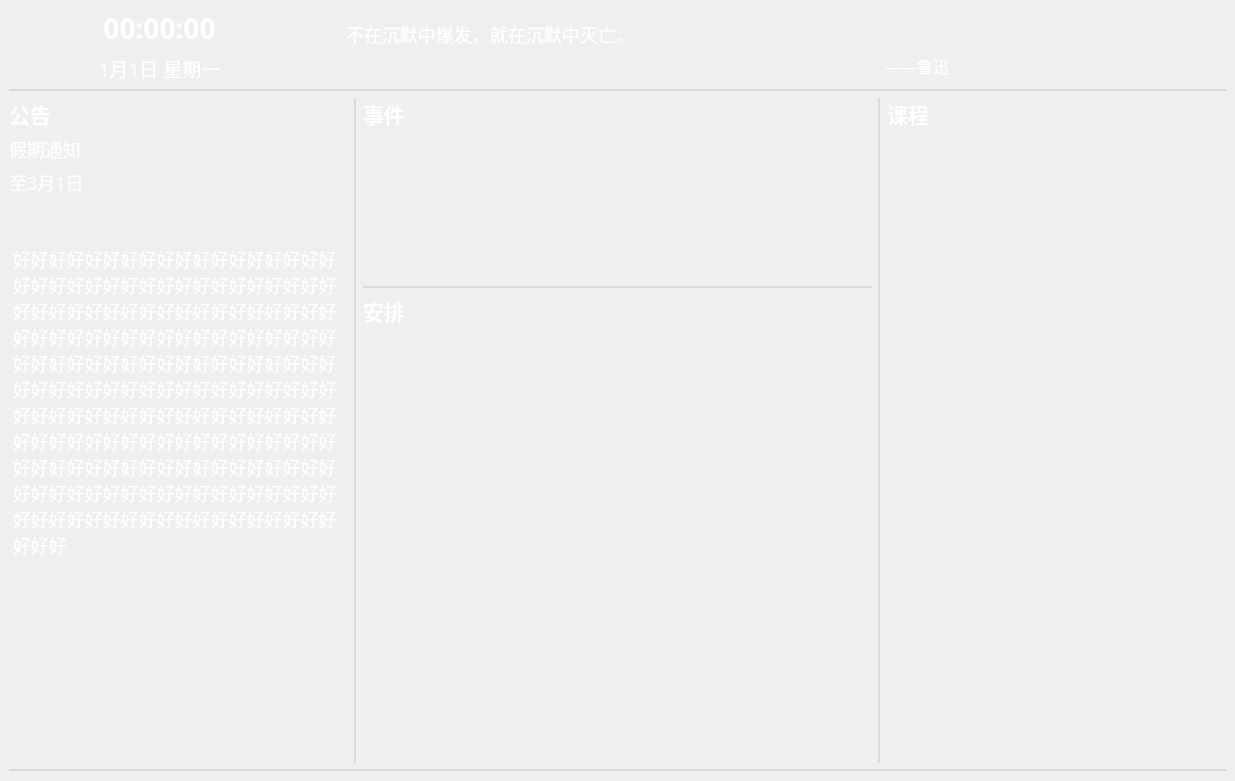
Above: display/displaywindow.ui from bili9blood/class-system before the change. Below: the same form after it.
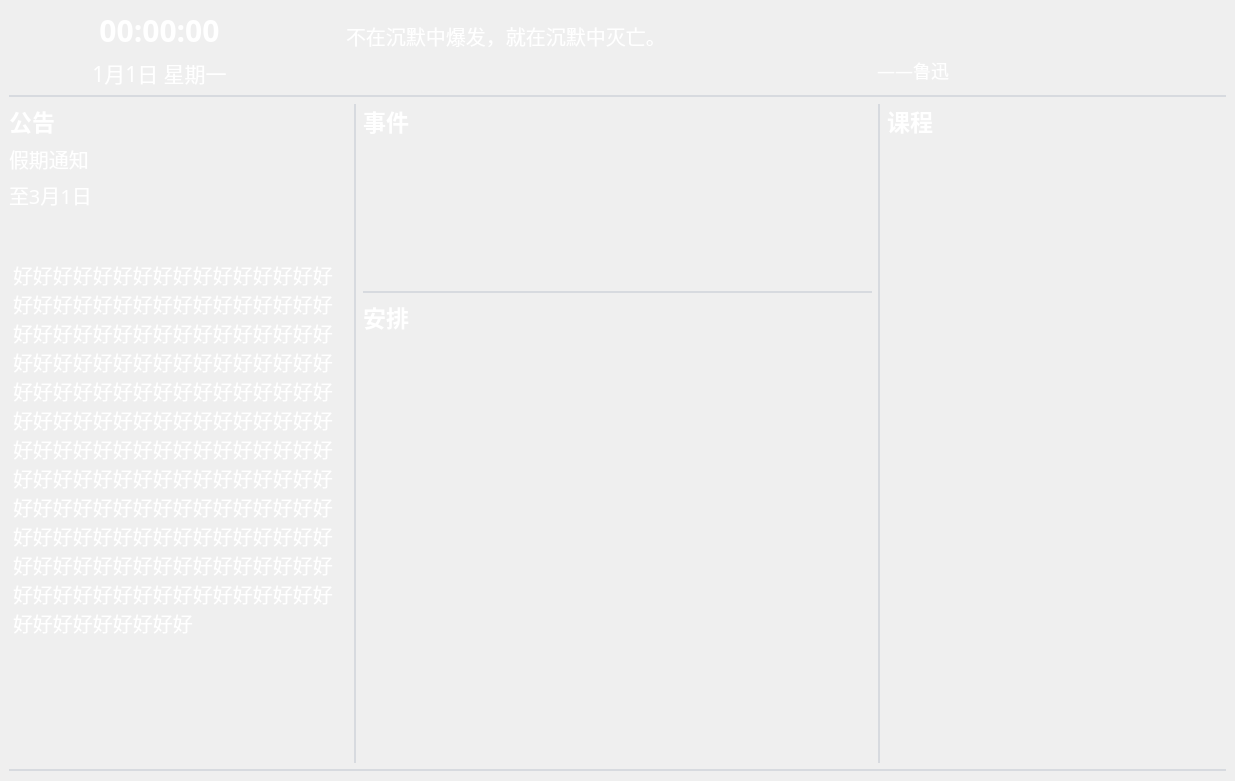
That is the form after the change. Custom widgets are drawn as their Qt base class.

Commit message: feat: change font size

The edit to the form file:
```diff
--- a/display/displaywindow.ui
+++ b/display/displaywindow.ui
@@ -26,7 +26,7 @@
       <item row="0" column="0">
        <widget class="QLabel" name="time_label">
         <property name="styleSheet">
-         <string notr="true">font-size: 28px;
+         <string notr="true">font-size: 30px;
 font-weight: bold;
 font-family: Fira Mono;
 </string>
@@ -45,7 +45,7 @@
       <item row="0" column="1">
        <widget class="QLabel" name="sentence_text_label">
         <property name="styleSheet">
-         <string notr="true">font-size: 18px;
+         <string notr="true">font-size: 20px;
 font-family: Microsoft Yahei;
 </string>
         </property>
@@ -63,7 +63,7 @@
       <item row="1" column="1">
        <widget class="QLabel" name="sentence_author_label">
         <property name="styleSheet">
-         <string notr="true">font-size: 16px;
+         <string notr="true">font-size: 18px;
 font-family: Microsoft Yahei;
 </string>
         </property>
@@ -81,7 +81,7 @@
       <item row="1" column="0">
        <widget class="QLabel" name="date_weekday_label">
         <property name="styleSheet">
-         <string notr="true">font-size: 19px;
+         <string notr="true">font-size: 21px;
 font-family: Microsoft Yahei;
 </string>
         </property>
@@ -147,10 +147,10 @@
         <property name="styleSheet">
          <string notr="true">QLabel {
   font-family: Microsoft Yahei;
-  font-size: 18px;
+  font-size: 20px;
 }
 QLabel.title {
-  font-size: 19px;
+  font-size: 21px;
   font-weight: bold;
 }
 </string>
@@ -176,7 +176,7 @@
         <item>
          <widget class="QLabel" name="notices_data_title_label">
           <property name="styleSheet">
-           <string notr="true">font-size: 18px;
+           <string notr="true">font-size: 20px;
 font-family: Microsoft YaHei;
 </string>
           </property>
@@ -191,7 +191,7 @@
         <item>
          <widget class="QLabel" name="notices_date_label">
           <property name="styleSheet">
-           <string notr="true">font-size: 18px;
+           <string notr="true">font-size: 20px;
 font-family: Microsoft YaHei;
 font-weight: 300;</string>
           </property>
@@ -216,7 +216,7 @@
         <item>
          <widget class="QTextBrowser" name="notices_text_browser">
           <property name="styleSheet">
-           <string notr="true">font-size: 18px;
+           <string notr="true">font-size: 20px;
 font-family: Microsoft YaHei;
 
 background: transparent;</string>
@@ -254,17 +254,17 @@
        <widget class="QWidget" name="lessons_widget" native="true">
         <property name="styleSheet">
          <string notr="true">QLabel {
-  font-size: 17px;
+  font-size: 19px;
   font-family: Fira Mono,Microsoft YaHei;
 }
 QLabel.current {
   color: #ee8545;
   font-weight: bold;
-  font-size: 18px;
+  font-size: 20px;
 }
 QLabel.past{
   color: #AAA;
-  font-size: 17px;
+  font-size: 19px;
 }</string>
         </property>
         <layout class="QVBoxLayout" name="lessons_layout">
@@ -286,7 +286,7 @@
       <item row="0" column="2">
        <widget class="QLabel" name="events_title_label">
         <property name="styleSheet">
-         <string notr="true">font-size: 21px;
+         <string notr="true">font-size: 23px;
 font-family: 江西拙楷;
 font-weight: bold;
 </string>
@@ -302,7 +302,7 @@
       <item row="3" column="2">
        <widget class="QLabel" name="arrangement_title_label">
         <property name="styleSheet">
-         <string notr="true">font-size: 21px;
+         <string notr="true">font-size: 23px;
 font-family: 江西拙楷;
 font-weight: bold;
 </string>
@@ -318,7 +318,7 @@
       <item row="0" column="4">
        <widget class="QLabel" name="lessons_title_label">
         <property name="styleSheet">
-         <string notr="true">font-size: 21px;
+         <string notr="true">font-size: 23px;
 font-family: 江西拙楷;
 font-weight: bold;
 </string>
@@ -334,7 +334,7 @@
       <item row="0" column="0">
        <widget class="QLabel" name="notices_title_label">
         <property name="styleSheet">
-         <string notr="true">font-size: 21px;
+         <string notr="true">font-size: 23px;
 font-family: 江西拙楷;
 font-weight: bold;
 </string>
```
The commit also changes 4 other files.
